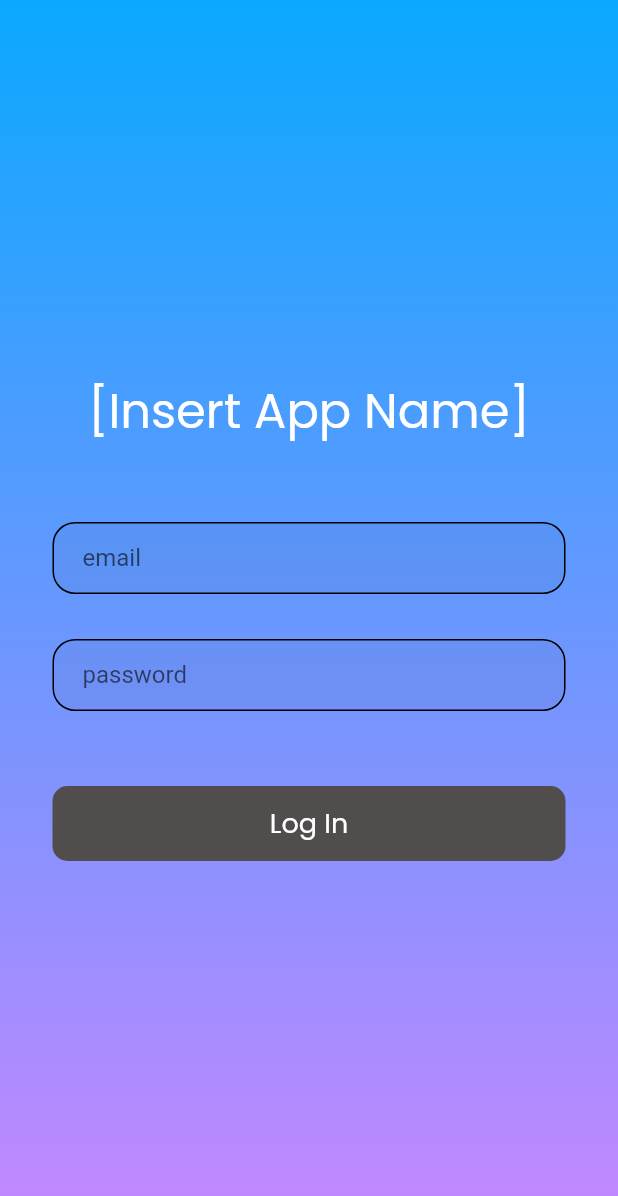
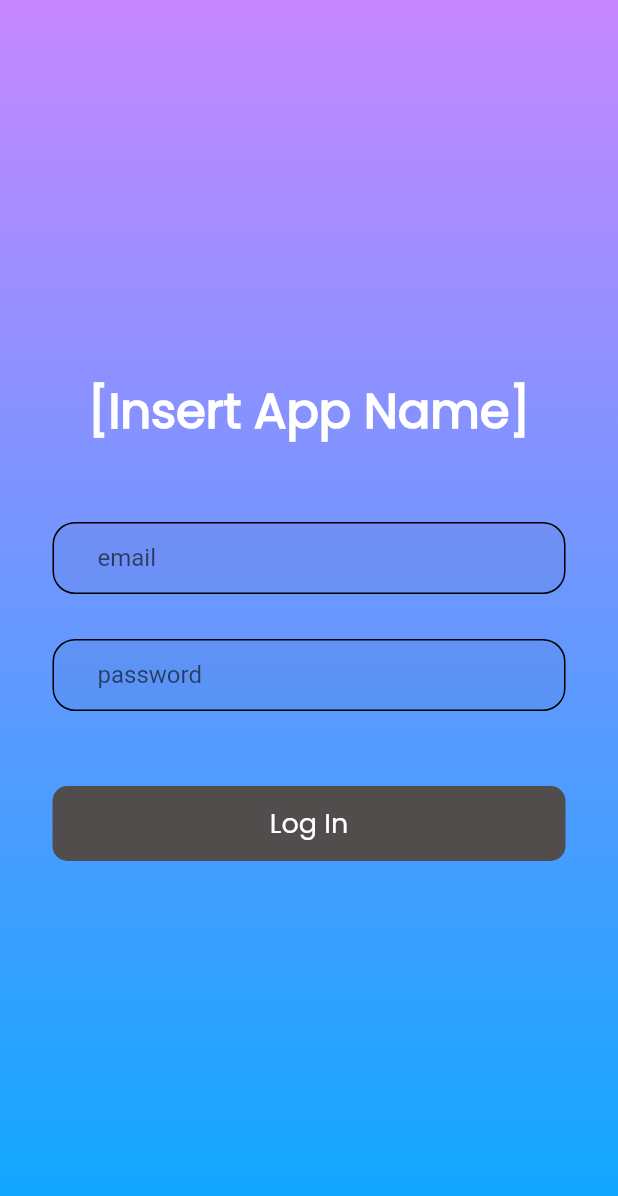
Before and after one commit to ishaan-arya/lingua-scan, a Flutter app: the screen it shows after launch, on a phone screen of 412 x 824 dp. Shown: the top 1196 px of the screen. Run offline on Flutter 3.47's test engine with Material 2 defaults, Android fonts, the phone set to English and light mode, and no system bars; our stand-ins replace firebase_core; accounts and stored records are empty.

Commit message:
redesigned route structure and home screen UI

```diff
--- a/lib/constants.dart
+++ b/lib/constants.dart
@@ -1,10 +1,10 @@
 import 'package:flutter/material.dart';
 
-const Color kPrimaryBlue = Color(0xff0ba8ff);
-const Color kPrimaryPurple = Color(0xffc687ff);
+const Color kPrimaryPurple = Color(0xff0ba8ff);
+const Color kPrimaryBlue = Color(0xffc687ff);
 
 const kTextFieldDecoration = InputDecoration(
-  contentPadding: EdgeInsets.symmetric(vertical: 10.0, horizontal: 20.0),
+  contentPadding: EdgeInsets.symmetric(vertical: 10.0, horizontal: 30.0),
   border: OutlineInputBorder(
     borderRadius: BorderRadius.all(Radius.circular(15.0)),
   ),
@@ -18,8 +18,10 @@ const kTextFieldDecoration = InputDecoration(
 
 const kButtonTextStyle =
     TextStyle(fontSize: 18, fontFamily: "Poppins", color: Colors.white);
+
 const kHeadingTextStyle = TextStyle(
   fontSize: 32,
   fontFamily: "Poppins",
-  color: Colors.white, // Text color
+  color: Colors.white,
+  fontWeight: FontWeight.bold, // Text color
 );
--- /dev/null
+++ b/lib/login.dart
@@ -0,0 +1,86 @@
+import 'package:flutter/material.dart';
+import 'constants.dart';
+import 'home.dart';
+
+class LoginScreen extends StatelessWidget {
+  const LoginScreen({super.key});
+
+  @override
+  Widget build(BuildContext context) {
+    return MaterialApp(
+      home: Scaffold(
+        body: Container(
+          decoration: BoxDecoration(
+            gradient: LinearGradient(
+              colors: <Color>[
+                kPrimaryBlue,
+                kPrimaryPurple,
+              ], // Change colors as needed
+              begin: Alignment.topCenter,
+              end: Alignment.bottomCenter,
+            ),
+          ),
+          child: SafeArea(
+            child: Column(
+              mainAxisAlignment: MainAxisAlignment.center,
+              children: [
+                Text("[Insert App Name]", style: kHeadingTextStyle),
+                SizedBox(
+                  height: 50,
+                ),
+                Padding(
+                  padding: EdgeInsets.symmetric(horizontal: 35),
+                  child: TextField(
+                    decoration: kTextFieldDecoration.copyWith(
+                      hintText: "email",
+                      filled: true,
+                    ),
+                    keyboardType: TextInputType.emailAddress,
+                  ),
+                ),
+                SizedBox(
+                  height: 30,
+                ),
+                Padding(
+                  padding: EdgeInsets.symmetric(horizontal: 35),
+                  child: TextField(
+                    decoration: kTextFieldDecoration.copyWith(
+                      hintText: "password",
+                      filled: true,
+                    ),
+                    obscureText: true,
+                  ),
+                ),
+                SizedBox(
+                  height: 50,
+                ),
+                Padding(
+                  padding: EdgeInsets.symmetric(horizontal: 35),
+                  child: GestureDetector(
+                    onTap: () {
+                      try {
+                        Navigator.pushNamed(context, '/home');
+                      } catch (e) {
+                        print("Navigation error: $e");
+                      }
+                    },
+                    child: Container(
+                      height: 50,
+                      decoration: BoxDecoration(
+                        color: Color(0xff514D4D),
+                        borderRadius: BorderRadius.circular(10),
+                      ),
+                      child: Center(
+                        child: Text("Log In", style: kButtonTextStyle),
+                      ),
+                    ),
+                  ),
+                ),
+              ],
+            ),
+          ),
+        ),
+      ),
+    );
+  }
+}
--- a/lib/main.dart
+++ b/lib/main.dart
@@ -1,8 +1,10 @@
 import 'package:flutter/material.dart';
-import 'constants.dart';
 import 'firebase_options.dart';
 import 'package:firebase_core/firebase_core.dart';
+import 'login.dart';
 import 'home.dart';
+import 'test.dart';
+import 'learn.dart';
 
 void main() async {
   WidgetsFlutterBinding.ensureInitialized();
@@ -16,83 +18,17 @@ void main() async {
 }
 
 class MyApp extends StatelessWidget {
+  const MyApp({Key? key}) : super(key: key);
   @override
   Widget build(BuildContext context) {
     return MaterialApp(
-      home: Scaffold(
-        body: Container(
-          decoration: BoxDecoration(
-            gradient: LinearGradient(
-              colors: <Color>[
-                kPrimaryBlue,
-                kPrimaryPurple,
-              ], // Change colors as needed
-              begin: Alignment.topCenter,
-              end: Alignment.bottomCenter,
-            ),
-          ),
-          child: SafeArea(
-            child: Column(
-              mainAxisAlignment: MainAxisAlignment.center,
-              children: [
-                Text("[Insert App Name]", style: kHeadingTextStyle),
-                SizedBox(
-                  height: 50,
-                ),
-                Padding(
-                  padding: EdgeInsets.symmetric(horizontal: 35),
-                  child: TextField(
-                    decoration: kTextFieldDecoration.copyWith(
-                      hintText: "email",
-                      filled: true,
-                    ),
-                    keyboardType: TextInputType.emailAddress,
-                  ),
-                ),
-                SizedBox(
-                  height: 30,
-                ),
-                Padding(
-                  padding: EdgeInsets.symmetric(horizontal: 35),
-                  child: TextField(
-                    decoration: kTextFieldDecoration.copyWith(
-                      hintText: "password",
-                      filled: true,
-                    ),
-                    obscureText: true,
-                  ),
-                ),
-                SizedBox(
-                  height: 50,
-                ),
-                Padding(
-                  padding: EdgeInsets.symmetric(horizontal: 35),
-                  child: GestureDetector(
-                    onTap: () {
-                      Navigator.push(
-                        context,
-                        MaterialPageRoute(
-                          builder: (context) => HomePage(),
-                        ),
-                      );
-                    },
-                    child: Container(
-                      height: 50,
-                      decoration: BoxDecoration(
-                        color: Color(0xff514D4D),
-                        borderRadius: BorderRadius.circular(10),
-                      ),
-                      child: Center(
-                        child: Text("Log In", style: kButtonTextStyle),
-                      ),
-                    ),
-                  ),
-                ),
-              ],
-            ),
-          ),
-        ),
-      ),
+      routes: {
+        '/': (context) => LoginScreen(),
+        '/home': (context) => HomePage(),
+        '/test': (context) => Test(),
+        '/learn': (context) => Learn(),
+      },
+      initialRoute: '/',
     );
   }
 }
```
Also changed, not shown: lib/home.dart (+63 -24 lines).
